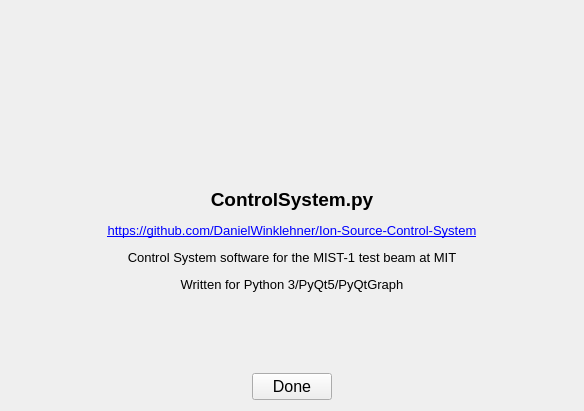
Old version of the form pycontrolsystem/Client/designer/AboutDialog.ui in the repository DanielWinklehner/pycontrolsystem.
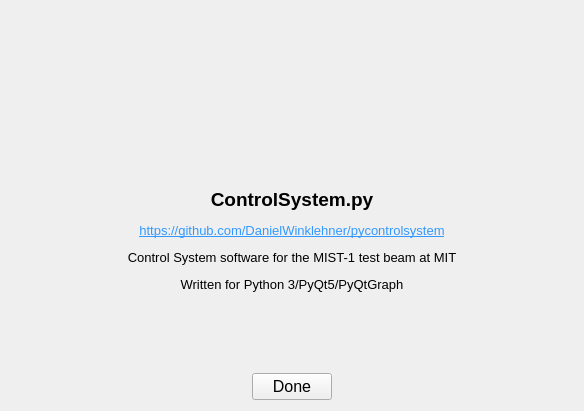
New version of the form. Icons and pictures are not drawn.

Commit message: Added Slack notification, printing of devices/channels. Also, bugfixes and new dark style. -DW

```diff
--- a/pycontrolsystem/Client/designer/AboutDialog.ui
+++ b/pycontrolsystem/Client/designer/AboutDialog.ui
@@ -98,7 +98,7 @@
    <item>
     <widget class="QLabel" name="label">
      <property name="text">
-      <string>&lt;html&gt;&lt;head/&gt;&lt;body&gt;&lt;p&gt;&lt;span style=&quot; font-size:14pt; font-weight:600;&quot;&gt;ControlSystem.py&lt;/span&gt;&lt;/p&gt;&lt;p&gt;&lt;a href=&quot;https://github.com/DanielWinklehner/Ion-Source-Control-System&quot;&gt;&lt;span style=&quot; font-size:10pt; text-decoration: underline; color:#0000ff;&quot;&gt;https://github.com/DanielWinklehner/Ion-Source-Control-System&lt;/span&gt;&lt;/a&gt;&lt;/p&gt;&lt;p&gt;&lt;span style=&quot; font-size:10pt;&quot;&gt;Control System software for the MIST-1 test beam at MIT&lt;/span&gt;&lt;/p&gt;&lt;p&gt;&lt;span style=&quot; font-size:10pt;&quot;&gt;Written for Python 3/PyQt5/PyQtGraph&lt;/span&gt;&lt;/p&gt;&lt;/body&gt;&lt;/html&gt;</string>
+      <string>&lt;html&gt;&lt;head/&gt;&lt;body&gt;&lt;p&gt;&lt;span style=&quot; font-size:14pt; font-weight:600;&quot;&gt;ControlSystem.py&lt;/span&gt;&lt;/p&gt;&lt;p&gt;&lt;a href=https://github.com/DanielWinklehner/pycontrolsystem&quot;&gt;&lt;span style=&quot; font-size:10pt; text-decoration: underline; color:#3399ff;&quot;&gt;https://github.com/DanielWinklehner/pycontrolsystem&lt;/span&gt;&lt;/a&gt;&lt;/p&gt;&lt;p&gt;&lt;span style=&quot; font-size:10pt;&quot;&gt;Control System software for the MIST-1 test beam at MIT&lt;/span&gt;&lt;/p&gt;&lt;p&gt;&lt;span style=&quot; font-size:10pt;&quot;&gt;Written for Python 3/PyQt5/PyQtGraph&lt;/span&gt;&lt;/p&gt;&lt;/body&gt;&lt;/html&gt;</string>
      </property>
      <property name="alignment">
       <set>Qt::AlignCenter</set>
```
The commit also changes 22 other files.
